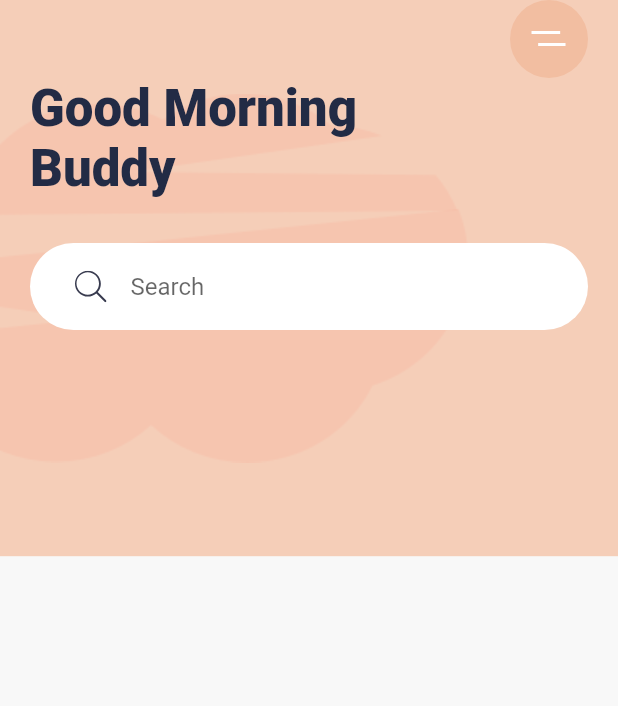
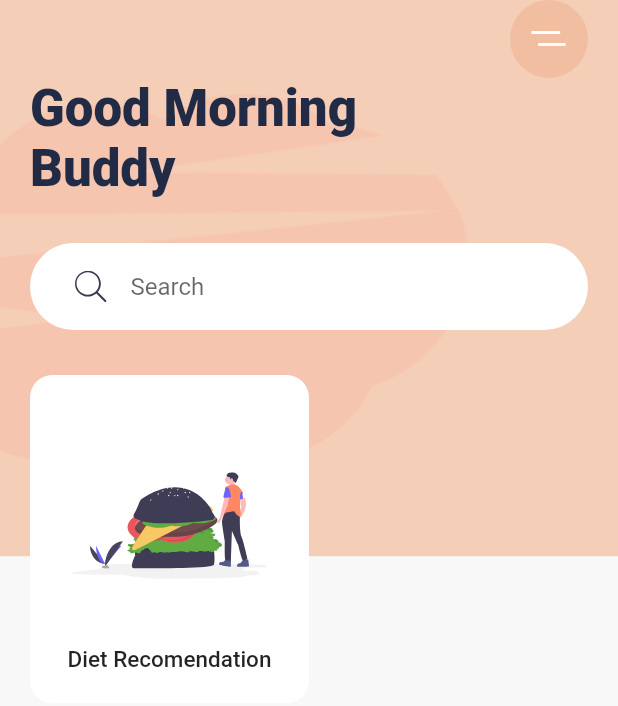
Before and after one commit to DaminduSandaruwan/MeditationApp, a Flutter app: the screen it shows after launch, on a phone screen of 412 x 824 dp. Shown: the top 706 px of the screen. Run offline on Flutter 3.47's test engine with Material 2 defaults, Android fonts, the phone set to English and light mode, and no system bars; our stand-ins replace flutter_svg.

Commit message:
add a category item

```diff
--- a/lib/main.dart
+++ b/lib/main.dart
@@ -79,6 +79,35 @@ class HomeScreen extends StatelessWidget {
                       ),
                     ),
                   ),
+                  Expanded(
+                    child: GridView.count(
+                      crossAxisCount: 2,
+                      childAspectRatio: .85,
+                      children: <Widget>[
+                        Container(
+                          padding: EdgeInsets.all(20),
+                          decoration: BoxDecoration(
+                            color: Colors.white,
+                            borderRadius: BorderRadius.circular(15),
+                          ),
+                          child: Column(
+                            children: <Widget>[
+                              Spacer(),
+                              SvgPicture.asset("assets/icons/Hamburger.svg"),
+                              Spacer(),
+                              Text(
+                                "Diet Recomendation",
+                                textAlign: TextAlign.center,
+                                style: Theme.of(context)
+                                  .textTheme.title
+                                  .copyWith(fontSize:15)
+                              ),
+                            ],
+                          ),
+                        ),
+                      ],
+                    ),
+                  )
                 ],
               ),
             ),
```
